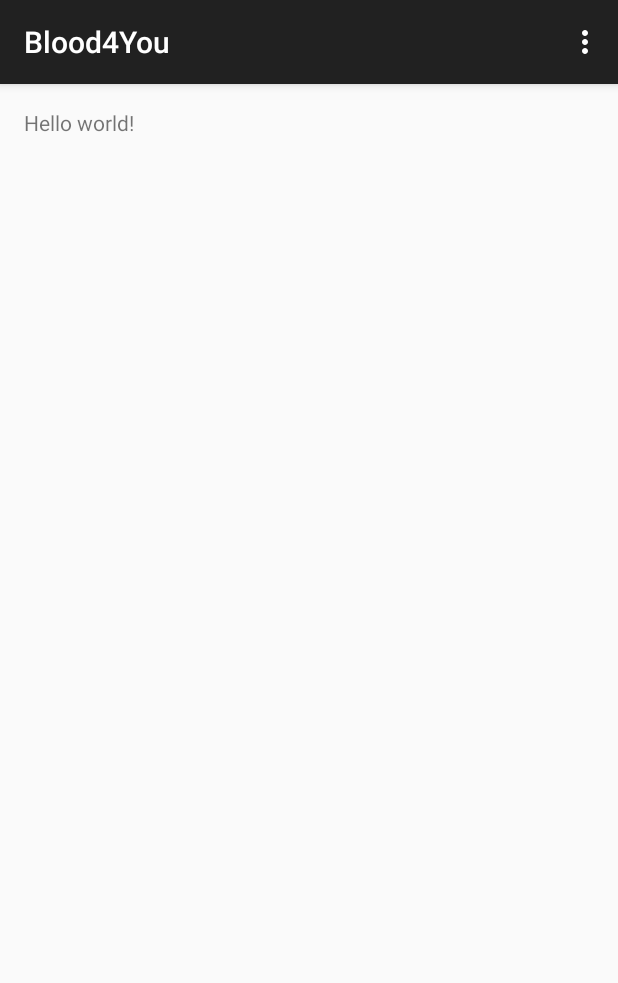
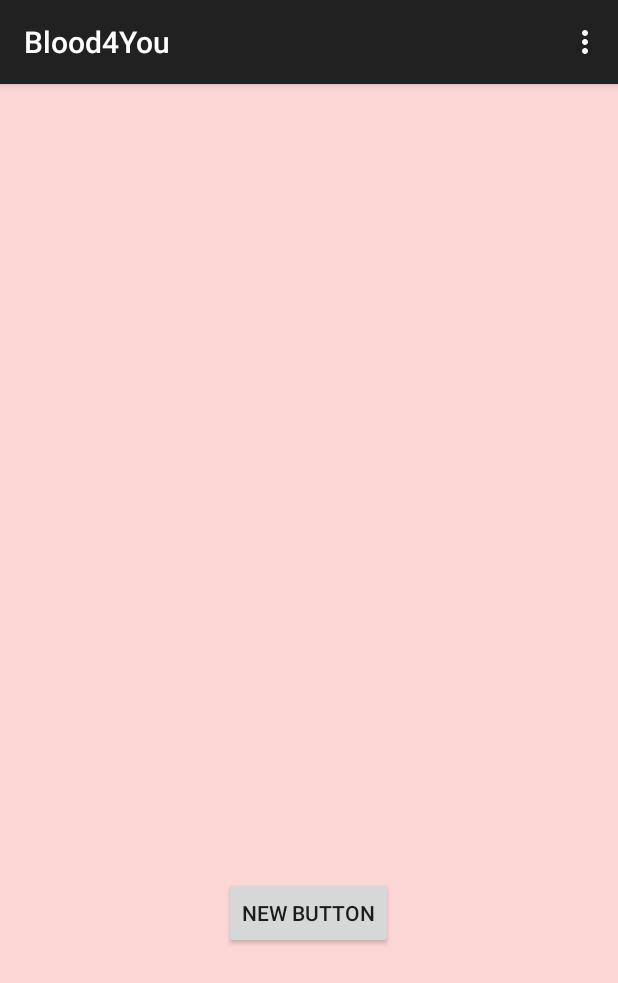
Before and after one commit to denix00/Blood4You, an Android app: the screen it shows after launch (MainActivity), on a phone screen of 412 x 824 dp. Shown: the top 983 px of the screen. Run offline under Robolectric (Android 15) with nearby library versions, the phone set to English and light mode, and no system bars.

Commit message:
dodani actionBar stringovi i background color

```diff
--- a/app/src/main/res/layout/activity_main.xml
+++ b/app/src/main/res/layout/activity_main.xml
@@ -3,9 +3,15 @@
     android:layout_height="match_parent" android:paddingLeft="@dimen/activity_horizontal_margin"
     android:paddingRight="@dimen/activity_horizontal_margin"
     android:paddingTop="@dimen/activity_vertical_margin"
-    android:paddingBottom="@dimen/activity_vertical_margin" tools:context=".MainActivity">
+    android:paddingBottom="@dimen/activity_vertical_margin" tools:context=".MainActivity"
+    android:background="@color/pozadinaMain">
 
-    <TextView android:text="@string/hello_world" android:layout_width="wrap_content"
-        android:layout_height="wrap_content" />
-
+    <Button
+        android:layout_width="wrap_content"
+        android:layout_height="wrap_content"
+        android:text="New Button"
+        android:id="@+id/button"
+        android:layout_alignParentBottom="true"
+        android:layout_centerHorizontal="true"
+        android:layout_marginBottom="175dp" />
 </RelativeLayout>
--- /dev/null
+++ b/app/src/main/res/values/colors.xml
@@ -0,0 +1,5 @@
+<?xml version="1.0" encoding="utf-8"?>
+<resources>
+
+    <item name="pozadinaMain" type="color">#fffdd6d6</item>
+</resources>
```
Also changed, not shown: app/src/main/res/values/strings.xml (+13 -1 lines).
